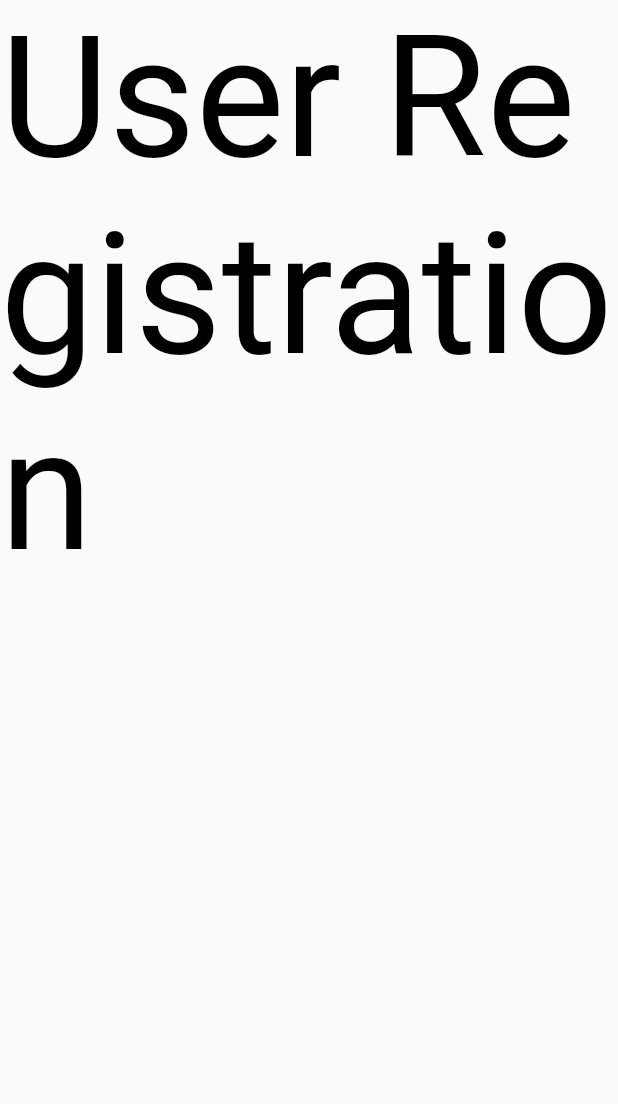
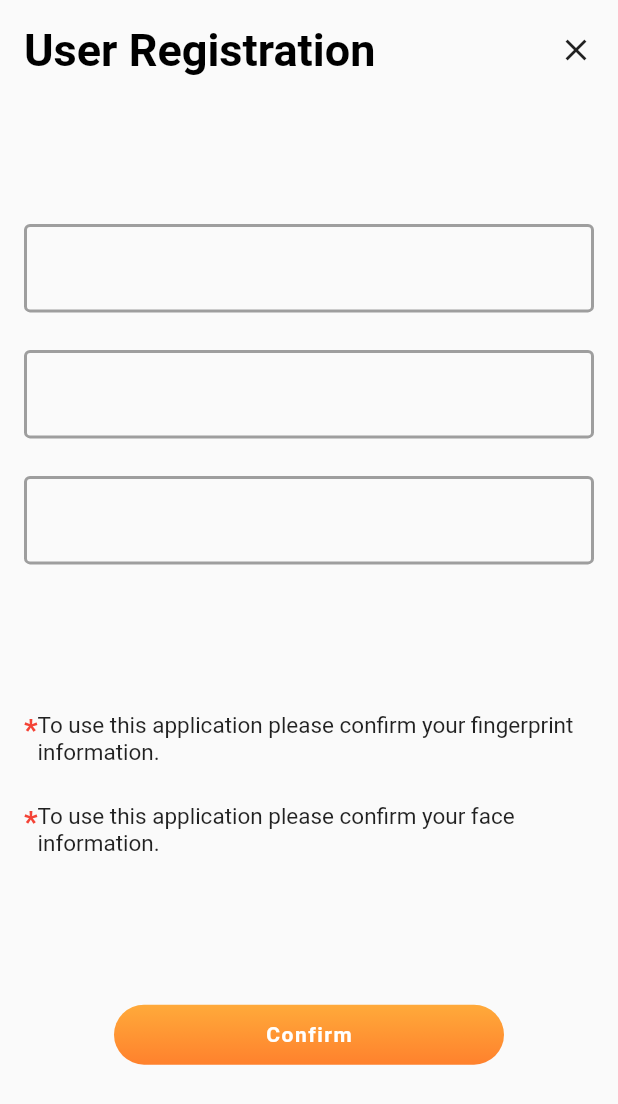
Before and after one commit to Hasib74/BlogApp, a Flutter app: the Registation screen opened directly, on a phone screen of 412 x 824 dp. Shown: the top 1104 px of the screen. Run offline on Flutter 3.47's test engine with Material 2 defaults, Android fonts, the phone set to English and light mode, and no system bars; our stand-ins replace google_fonts, shared_preferences; missing offline and left inert: connectivity_wrapper; accounts and stored records are empty.

Commit message:
Registation.dart page ui

```diff
--- a/lib/AppHelper/Dimension.dart
+++ b/lib/AppHelper/Dimension.dart
@@ -9,7 +9,7 @@ class Dimension {
   static double Text_Size_Big_1 = 25.0;
   static double Text_Size_Big_2 = 20.0;
   static double Text_title_Big = 35.0;
-  static double Text_Size = 14.0;
+  static double Text_Size = 16.0;
   static double Text_Size_Small = 12.0;
   static double Text_Size_Small_Extra = 10.0;
   static double card_elevation = 0.0;
--- a/lib/Language/Language.dart
+++ b/lib/Language/Language.dart
@@ -685,9 +685,17 @@ class Language {
 
   var you_are_looking_for = "You are looking for ?";
 
-  String logIn_with = "Log in with";
+  String logIn_with = "Login with";
 
   String registation_now = "Registration now";
 
-  String user_registation ="User Registration";
+  String user_registation = "User Registration";
+
+  String note_fingar_print =
+      "To use this application please confirm your fingerprint information. ";
+
+  var note_face_recognaization =
+      "To use this application please confirm your face information. ";
+
+  var confirm ="Confirm";
 }
--- a/lib/Route/Route.dart
+++ b/lib/Route/Route.dart
@@ -8,8 +8,12 @@ const String SPLASH_SCREEN = "splash_screen";
 const String LOGIN = "log_in";
 const String REGISTRATION = "registration";
 
-Map<String, WidgetBuilder> appRoutes = {
-  SPLASH_SCREEN: (BuildContext context) => SplashScreen(),
-  LOGIN: (BuildContext context) => LogInPage(),
-  REGISTRATION: (BuildContext context) => Registation(),
+Map<String, Widget> appRoutes = {
+  SPLASH_SCREEN: SplashScreen(),
+  LOGIN: LogInPage(),
+  REGISTRATION: Registation(),
 };
+
+back(context) {
+  Navigator.of(context).pop();
+}
--- a/lib/Widgets/DefaultTextField.dart
+++ b/lib/Widgets/DefaultTextField.dart
@@ -1,93 +1,66 @@
 import 'package:blog_app/AppHelper/AppColors.dart';
-import 'package:blog_app/AppHelper/AppSpaces.dart';
-import 'package:blog_app/AppHelper/AppStyle.dart';
 import 'package:blog_app/AppHelper/Dimension.dart';
 import 'package:flutter/material.dart';
 
-Widget DefaultTextField(
+import '../main.dart';
+
+TextFormField DefaultTextField(
     {@required TextEditingController controller,
     FocusNode focusNode,
-    String label,
-    Color backgroundColor,
+    @required String label,
     Widget prefixIcon,
     Widget suffixIcon,
     int maxLine = 1,
     TextInputType textInputType = TextInputType.text,
-    bool obscureText = false,
-    String hint,
-    bool enable = true,
-    Function onTap,
-    bool isRequired = false,
-    bool borderEnable = true,
-    Color underlineColor = Colors.white,
-    double padding = 16,
-    Color cursorColor = Colors.white,
-    bool passwordEye = true,
-    double left_padding = 30,
-    double right_padding = 30,
-    double top_padding = 0,
-    double bottom_padding = 0,
-    double font_size = 16,
-    double contentPadding_left = 20,
-    double contentPadding_bottom = 10,
-    double contentPadding_top = 12,
-    double focusedBorderRadius = 25.7,
-    double enabledBorderRadius = 25.7,
-    String headerTitle,
-    Color borderColor,
-    Color textColor,
-    Color headerTitleColor,
-    BuildContext context}) {
-  return Column(
-    crossAxisAlignment: CrossAxisAlignment.start,
-    children: <Widget>[
-      headerTitle != null
-          ? Padding(
-              padding: EdgeInsets.only(left: left_padding),
-              child: Text(
-                "${headerTitle ?? ""}",
-                style: TextStyle(
-                    color: headerTitleColor ?? Colors.white.withOpacity(0.6),
-                    fontSize: Dimension.textFiledHeaderTitleSize,
-                    fontWeight: FontWeight.bold),
-              ),
-            )
-          : Container(),
-      headerTitle != null ? AppSpaces.spaces_height_10 : Container(),
-      Padding(
-        padding: EdgeInsets.only(left: left_padding, right: right_padding),
-        child: Theme(
-          data: Theme.of(context).copyWith(splashColor: backgroundColor),
-          child: TextField(
-            obscureText: obscureText,
-            autofocus: false,
-            style: TextStyle(
-                fontSize: font_size, color: textColor ?? Color(0xFFbdc6cf)),
-            cursorColor: AppColors.Primary_Accent,
-            controller: controller,
-            decoration: InputDecoration(
-              prefixIcon: prefixIcon ?? null,
-              suffixIcon: suffixIcon ?? null,
-              filled: true,
-              fillColor: backgroundColor,
-              hintText: '${hint ?? ""}',
-              alignLabelWithHint: true,
-              contentPadding: EdgeInsets.only(
-                  left: contentPadding_left,
-                  bottom: contentPadding_bottom,
-                  top: contentPadding_top),
-              focusedBorder: OutlineInputBorder(
-                borderSide: BorderSide(color: borderColor ?? backgroundColor),
-                borderRadius: BorderRadius.circular(focusedBorderRadius),
-              ),
-              enabledBorder: OutlineInputBorder(
-                borderSide: BorderSide(color: borderColor ?? backgroundColor),
-                borderRadius: BorderRadius.circular(focusedBorderRadius),
-              ),
-            ),
-          ),
+    bool obscureText = false}) {
+  return TextFormField(
+    style: TextStyle(
+        color: AppColors.Text_Color,
+        fontSize: Dimension.Text_Size,
+        fontWeight: FontWeight.normal),
+    controller: controller,
+    focusNode: focusNode,
+    autocorrect: false,
+    keyboardType: textInputType,
+    cursorColor: AppColors.cursor_color,
+    maxLines: maxLine,
+    obscureText: obscureText,
+    textInputAction: TextInputAction.done,
+    textAlignVertical: TextAlignVertical.top,
+    validator: (String value) {
+      if (value.isEmpty) {
+        if (focusNode != null) focusNode.requestFocus();
+        return '$label${language.Required}';
+      } else {
+        return null;
+      }
+    },
+    decoration: InputDecoration(
+        filled: false,
+        enabledBorder: OutlineInputBorder(
+          borderSide:
+              BorderSide(width: 2, color: AppColors.text_filed_border_color),
         ),
-      ),
-    ],
+        focusedBorder: OutlineInputBorder(
+          borderSide:
+              BorderSide(width: 2, color: AppColors.text_filed_border_color),
+        ),
+        errorBorder: OutlineInputBorder(
+            borderSide:
+                BorderSide(width: 2, color: AppColors.TextField_Error_Color)),
+        border: OutlineInputBorder(
+          borderSide:
+              BorderSide(width: 2, color: AppColors.text_filed_border_color),
+        ),
+        labelText: label,
+        labelStyle: TextStyle(
+            color: AppColors.text_color,
+            fontSize: Dimension.Text_Size,
+            fontWeight: FontWeight.normal),
+        prefixIcon: prefixIcon != null ? prefixIcon : null,
+        errorStyle: TextStyle(
+            fontSize: Dimension.Text_Size_Small_Extra,
+            color: AppColors.error_color),
+        suffixIcon: suffixIcon != null ? suffixIcon : null),
   );
 }
--- a/lib/main.dart
+++ b/lib/main.dart
@@ -64,8 +64,8 @@ class _MyAppState extends State<MyApp> with AutomaticKeepAliveClientMixin {
               DefaultCupertinoLocalizations.delegate
             ],
             //theme: AppTheme(),
-            routes: appRoutes,
-            onGenerateRoute: onGenaratedRoute(RouteSettings()),
+            //routes: appRoutes,
+            onGenerateRoute: onGenaratedRoute,
             initialRoute: SPLASH_SCREEN,
           ));
         }));
--- a/lib/screen/LogInRegistation/LogInPage.dart
+++ b/lib/screen/LogInRegistation/LogInPage.dart
@@ -60,7 +60,7 @@ class LogInPage extends StatelessWidget {
               language.logIn_with,
               style: Theme.of(context)
                   .textTheme
-                  .headline5
+                  .headline4
                   .copyWith(color: Colors.black),
             ),
             Spacer(),
--- a/lib/screen/LogInRegistation/Registation.dart
+++ b/lib/screen/LogInRegistation/Registation.dart
@@ -1,23 +1,135 @@
+import 'package:blog_app/AppHelper/AppSpaces.dart';
 import 'package:blog_app/AppHelper/AppStyle.dart';
+import 'package:blog_app/Route/Route.dart';
+import 'package:blog_app/Widgets/ButtonWithIcon.dart';
+import 'package:blog_app/Widgets/DefaultTextField.dart';
 import 'package:flutter/material.dart';
+import 'package:flutter/widgets.dart';
 
 import '../../main.dart';
 
 class Registation extends StatelessWidget {
+  TextEditingController controller_name = new TextEditingController();
+  TextEditingController controller_email = new TextEditingController();
+  TextEditingController controller_nid = new TextEditingController();
+
   @override
   Widget build(BuildContext context) {
     return Scaffold(
-      body: Column(
+      body: Center(
+        child: SafeArea(
+          child: Padding(
+            padding: const EdgeInsets.all(16.0),
+            child: Column(
+              children: [
+                top(context),
+                Spacer(),
+                textFileds(),
+                Spacer(),
+                note_fingar_print_and_face(context),
+                Spacer(),
+                confirm_button(),
+                Spacer(),
+              ],
+            ),
+          ),
+        ),
+      ),
+    );
+  }
+
+  Row top(BuildContext context) {
+    return Row(
+      mainAxisAlignment: MainAxisAlignment.spaceBetween,
+      children: [
+        Text(
+          "${language.user_registation}",
+          style: Theme.of(context)
+              .textTheme
+              .headline6
+              .copyWith(color: Colors.black, fontSize: 30),
+        ),
+        InkWell(
+          onTap: () {
+            back(context);
+          },
+          child: Icon(
+            Icons.close,
+          ),
+        )
+      ],
+    );
+  }
+
+  textFileds() {
+    return SingleChildScrollView(
+      child: Column(
         children: [
-          Text(
-            "${language.user_registation}",
-            style: Theme.of(context)
-                .textTheme
-                .headline1
-                .copyWith(color: Colors.black),
-          ),
+          DefaultTextField(controller: controller_name),
+          AppSpaces.spaces_height_25,
+          DefaultTextField(controller: controller_email),
+          AppSpaces.spaces_height_25,
+          DefaultTextField(controller: controller_nid),
         ],
       ),
     );
   }
+
+  note_fingar_print_and_face(context) {
+    return Column(
+      children: [
+        Row(
+          mainAxisAlignment: MainAxisAlignment.start,
+          crossAxisAlignment: CrossAxisAlignment.start,
+          children: [
+            Text(
+              "*",
+              style: Theme.of(context)
+                  .textTheme
+                  .bodyText1
+                  .copyWith(fontSize: 20, color: Colors.red),
+            ),
+            AppSpaces.spaces_height_10,
+            Flexible(
+              child: Text(
+                "${language.note_fingar_print}",
+                softWrap: true,
+              ),
+            ),
+          ],
+        ),
+        AppSpaces.spaces_height_25,
+        Row(
+          mainAxisAlignment: MainAxisAlignment.start,
+          crossAxisAlignment: CrossAxisAlignment.start,
+          children: [
+            Text(
+              "*",
+              style: Theme.of(context)
+                  .textTheme
+                  .bodyText1
+                  .copyWith(fontSize: 20, color: Colors.red),
+            ),
+            AppSpaces.spaces_height_10,
+            Flexible(
+              child: Text(
+                "${language.note_face_recognaization}",
+                softWrap: true,
+              ),
+            ),
+          ],
+        )
+      ],
+    );
+  }
+
+  confirm_button() {
+    return Button_with_icon_and_text(
+      height: 40,
+      padding_left: 60,
+      padding_right: 60,
+      onlyText: true,
+      button_name: language.confirm,
+    );
+  }
 }
--- a/pubspec.yaml
+++ b/pubspec.yaml
@@ -35,6 +35,7 @@ dependencies:
   connectivity_wrapper:
   animations: ^1.1.2
   local_auth: ^0.6.3+3
+  flutter_staggered_animations: ^0.1.2
 
 
 dev_dependencies:
```
Also changed, not shown: lib/AppHelper/AppColors.dart (+10 -2 lines), lib/Route/GenaratedRoute.dart (+9 -6 lines), lib/Route/RouteTransition.dart (+23 -6 lines), pubspec.lock.
